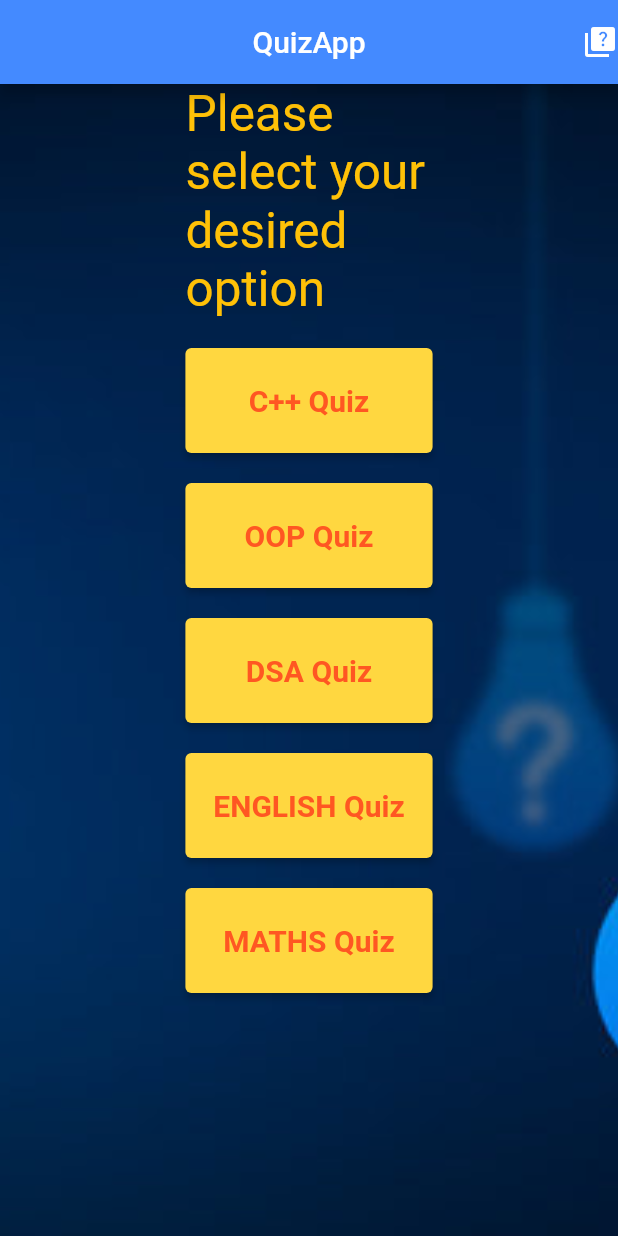
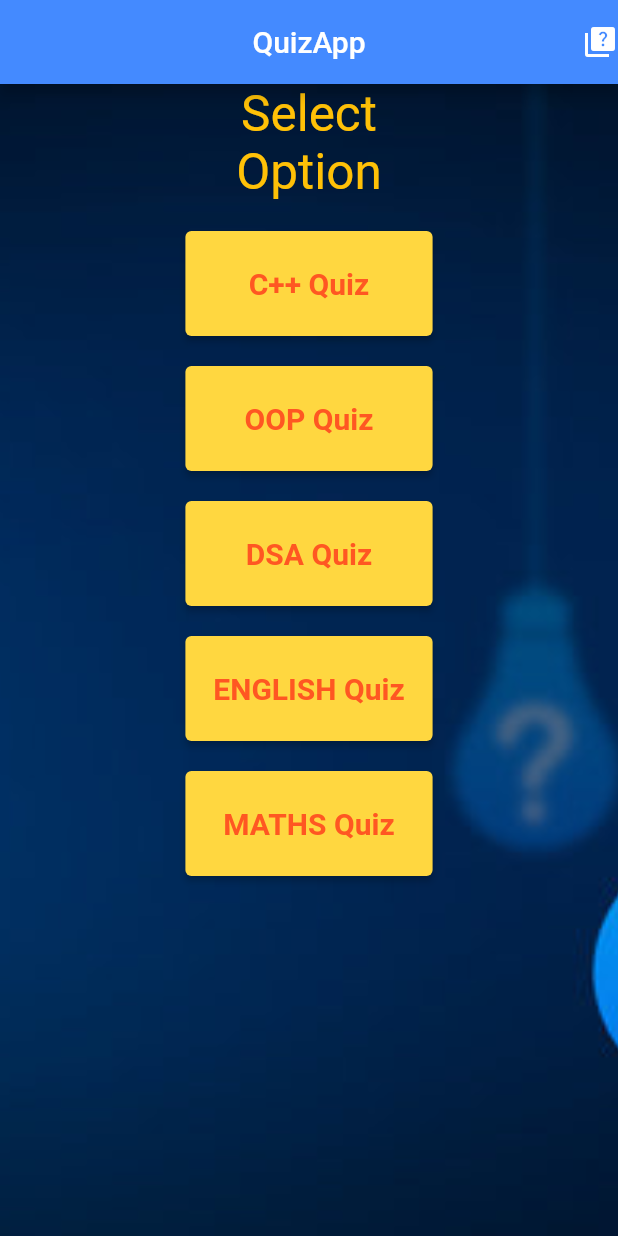
Before and after one commit to abdullah517/5-subjects-quiz-app, a Flutter app: the screen it shows after launch, on a phone screen of 412 x 824 dp. Run offline on Flutter 3.47's test engine with Material 2 defaults, Android fonts, the phone set to English and light mode, and no system bars; our stand-ins replace flutter_phoenix.

Commit message:
small change

```diff
--- a/lib/main.dart
+++ b/lib/main.dart
@@ -77,7 +77,8 @@ class Homepage extends StatelessWidget {
                 itemBuilder: (context, index) {
                   if (index == 0) {
                     return Text(
-                      "Please select your desired option",
+                      "Select Option",
+                      textAlign: TextAlign.center,
                       style: TextStyle(fontSize: 33, color: Colors.amber),
                     );
                   } else {
```
